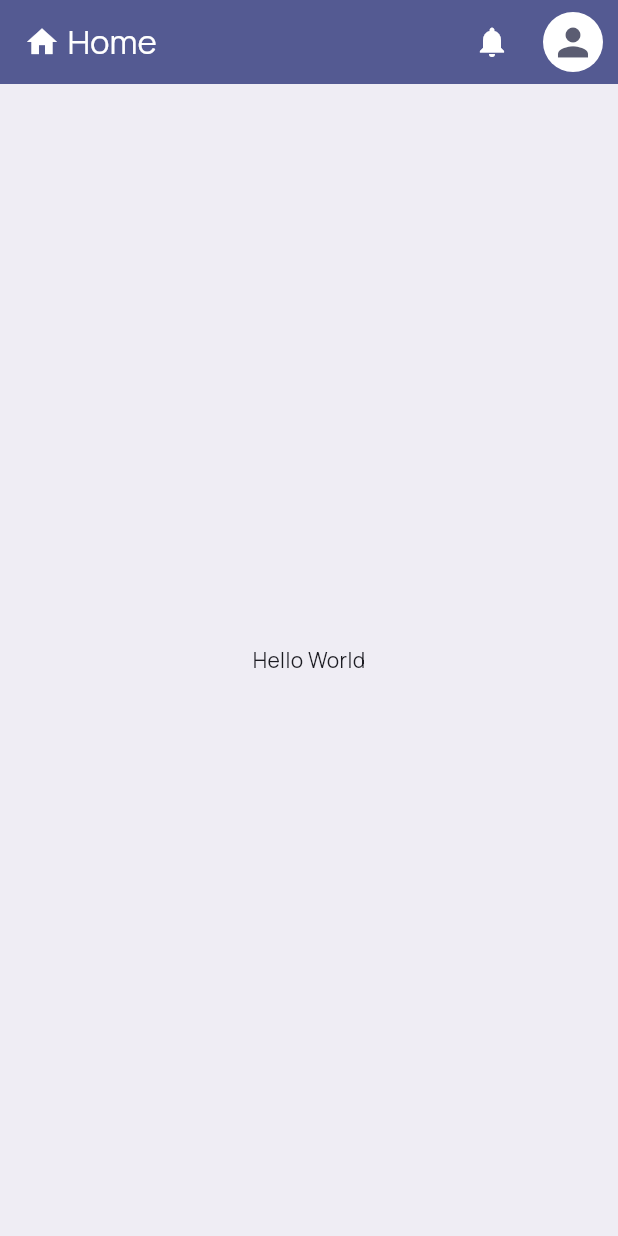
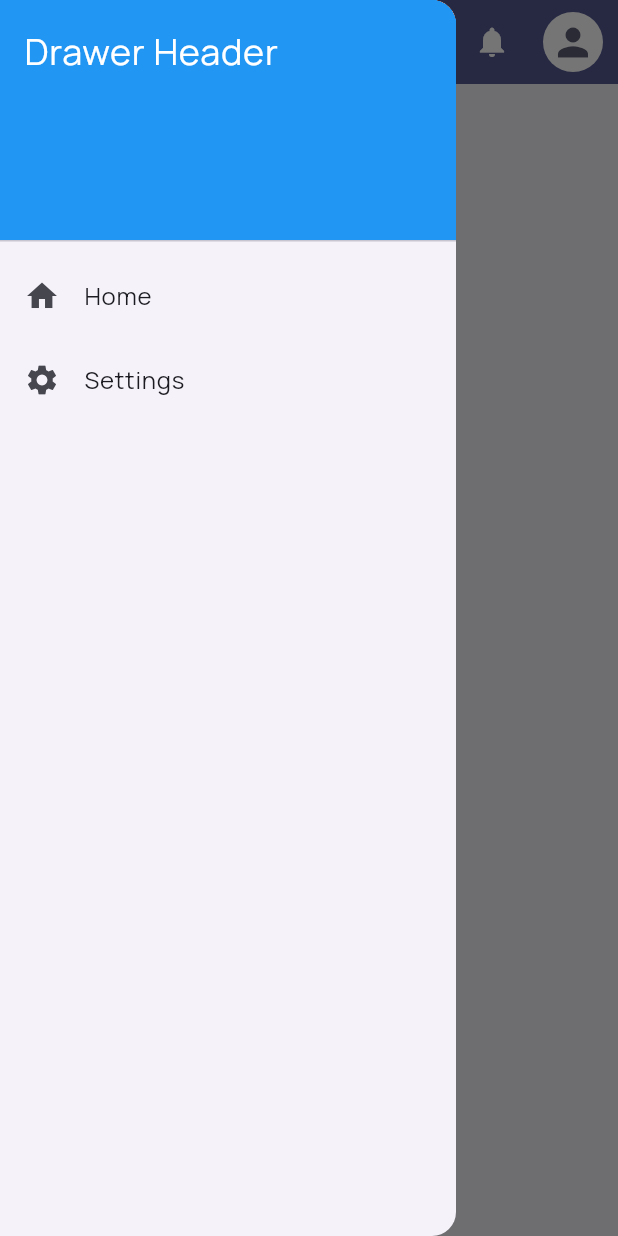
Before and after one commit to gfalav/prometeo, a Flutter app: the screen it shows after launch, with the side drawer open (before the commit the screen has no drawer), on a phone screen of 412 x 824 dp. Run offline on Flutter 3.47's test engine with Material 3 defaults, Android fonts, the phone set to English and light mode, and no system bars; our stand-ins replace get, google_fonts.

Commit message:
drawer ready

```diff
--- a/lib/main.dart
+++ b/lib/main.dart
@@ -1,4 +1,5 @@
 import 'package:flutter/material.dart';
+import 'package:get/get.dart';
 import 'package:prometeo/shared/ui/frame/theme/util.dart';
 import 'package:prometeo/shared/ui/frame/theme/theme.dart';
 import 'package:prometeo/shared/ui/home/home.dart';
@@ -22,7 +23,7 @@ class MyApp extends StatelessWidget {
     TextTheme textTheme = createTextTheme(context, "Manrope", "Manrope");
 
     MaterialTheme theme = MaterialTheme(textTheme);
-    return MaterialApp(
+    return GetMaterialApp(
       title: 'Prometeo',
       debugShowCheckedModeBanner: false,
       theme: brightness == Brightness.light ? theme.light() : theme.dark(),
--- /dev/null
+++ b/lib/shared/controllers/appcontroller.dart
@@ -0,0 +1,19 @@
+import 'package:get/get.dart';
+
+class AppController extends GetxController {
+  final devType = 'Mobile'.obs;
+  final screenWidth = 0.0.obs;
+  final screenHeight = 0.0.obs;
+
+  void updateScreenSize(double width, double height) {
+    screenWidth.value = width;
+    screenHeight.value = height;
+    if (screenWidth < 650) {
+      devType.value = 'Mobile';
+    } else if (screenWidth < 950) {
+      devType.value = 'Tablet';
+    } else {
+      devType.value = 'Desktop';
+    }
+  }
+}
--- /dev/null
+++ b/lib/shared/ui/frame/drawer/drawer.dart
@@ -0,0 +1,11 @@
+import 'package:flutter/material.dart';
+import 'package:prometeo/shared/ui/frame/leftmenu/leftmenu.dart';
+
+class QubitDrawer extends StatelessWidget {
+  const QubitDrawer({super.key});
+
+  @override
+  Widget build(BuildContext context) {
+    return Drawer(child: LeftMenu());
+  }
+}
--- /dev/null
+++ b/lib/shared/ui/frame/leftmenu/leftmenu.dart
@@ -0,0 +1,23 @@
+import 'package:flutter/material.dart';
+
+class LeftMenu extends StatelessWidget {
+  const LeftMenu({super.key});
+
+  @override
+  Widget build(BuildContext context) {
+    return ListView(
+      padding: EdgeInsets.zero,
+      children: const <Widget>[
+        DrawerHeader(
+          decoration: BoxDecoration(color: Colors.blue),
+          child: Text(
+            'Drawer Header',
+            style: TextStyle(color: Colors.white, fontSize: 24),
+          ),
+        ),
+        ListTile(leading: Icon(Icons.home), title: Text('Home')),
+        ListTile(leading: Icon(Icons.settings), title: Text('Settings')),
+      ],
+    );
+  }
+}
--- a/lib/shared/ui/frame/scaffold/scaffold.dart
+++ b/lib/shared/ui/frame/scaffold/scaffold.dart
@@ -1,16 +1,46 @@
 import 'package:flutter/material.dart';
+import 'package:get/get.dart';
+import 'package:prometeo/shared/controllers/appcontroller.dart';
 import 'package:prometeo/shared/ui/frame/appbar/appbar.dart';
+import 'package:prometeo/shared/ui/frame/drawer/drawer.dart';
 
 class QubitScaffold extends StatelessWidget {
-  const QubitScaffold({super.key});
+  final String appBarTitle;
+  final int appBarIcon;
+  final bool showActions;
+  final bool showDrawer;
+
+  const QubitScaffold({
+    super.key,
+    required this.appBarTitle,
+    required this.appBarIcon,
+    required this.showActions,
+    required this.showDrawer,
+  });
 
   @override
   Widget build(BuildContext context) {
-    return Scaffold(
-      appBar: QubitAppBar().appBar(context, Icons.home.codePoint, "Home", true),
-      body: Container(
-        color: Theme.of(context).colorScheme.surfaceContainer,
-        child: const Center(child: Text("Hello World")),
+    AppController appController = Get.put(AppController());
+    appController.updateScreenSize(
+      MediaQuery.of(context).size.width,
+      MediaQuery.of(context).size.height,
+    );
+
+    return Obx(
+      () => Scaffold(
+        appBar: QubitAppBar().appBar(
+          context,
+          appBarIcon,
+          appBarTitle,
+          showActions,
+        ),
+        drawer: appController.devType.value == "Mobile" && showDrawer
+            ? const QubitDrawer()
+            : null,
+        body: Container(
+          color: Theme.of(context).colorScheme.surfaceContainer,
+          child: Center(child: Text(appController.screenWidth.toString())),
+        ),
       ),
     );
   }
--- a/lib/shared/ui/home/home.dart
+++ b/lib/shared/ui/home/home.dart
@@ -6,6 +6,11 @@ class Home extends StatelessWidget {
 
   @override
   Widget build(BuildContext context) {
-    return QubitScaffold();
+    return QubitScaffold(
+      appBarTitle: "Home",
+      appBarIcon: Icons.home.codePoint,
+      showActions: true,
+      showDrawer: true,
+    );
   }
 }
--- a/pubspec.yaml
+++ b/pubspec.yaml
@@ -35,6 +35,7 @@ dependencies:
   # Use with the CupertinoIcons class for iOS style icons.
   cupertino_icons: ^1.0.8
   google_fonts: ^8.1.0
+  get: ^4.7.3
 
 dev_dependencies:
   flutter_test:
```
Also changed, not shown: pubspec.lock.
